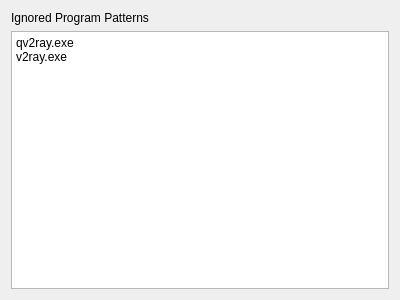
Above: ui/PluginSettingsWidget.ui from Shadowsocks-NET/QvPlugin-Netfilter before the change. Below: the same form after it.
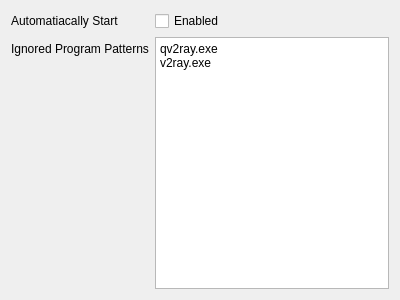
That is the form after the change.

Patch:
```diff
--- a/ui/PluginSettingsWidget.ui
+++ b/ui/PluginSettingsWidget.ui
@@ -13,15 +13,29 @@
   <property name="windowTitle">
    <string>Form</string>
   </property>
-  <layout class="QVBoxLayout" name="verticalLayout">
-   <item>
+  <layout class="QFormLayout" name="formLayout">
+   <item row="0" column="0">
+    <widget class="QLabel" name="label_2">
+     <property name="text">
+      <string>Automatiacally Start</string>
+     </property>
+    </widget>
+   </item>
+   <item row="0" column="1">
+    <widget class="QCheckBox" name="autoStartCB">
+     <property name="text">
+      <string>Enabled</string>
+     </property>
+    </widget>
+   </item>
+   <item row="1" column="0">
     <widget class="QLabel" name="label">
      <property name="text">
       <string>Ignored Program Patterns</string>
      </property>
     </widget>
    </item>
-   <item>
+   <item row="1" column="1">
     <widget class="QPlainTextEdit" name="ignoredPatternTxt">
      <property name="plainText">
       <string>qv2ray.exe
```
